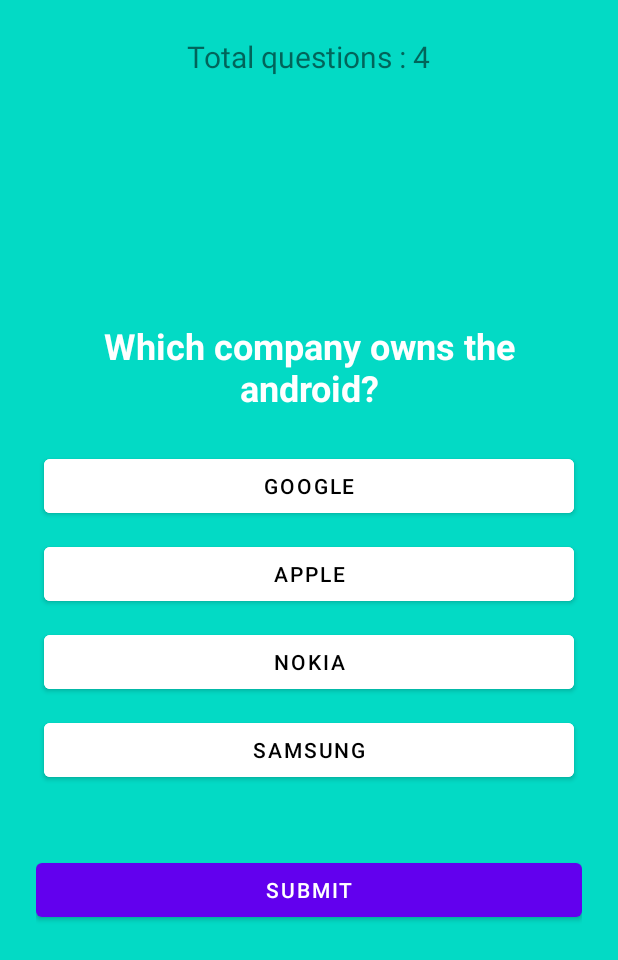
After one commit to AlbinSene/AndroidGames, an Android app: the questionnaire screen opened directly, with no data from a screen before it, on a phone screen of 412 x 824 dp. The commit adds this screen. Shown: the top 960 px of the screen. Run offline under Robolectric (Android 15) with nearby library versions, the phone set to English and light mode, and no system bars.

Commit message:
ajout premier jeu quizz manque la liaison

```diff
--- a/app/src/main/AndroidManifest.xml
+++ b/app/src/main/AndroidManifest.xml
@@ -24,7 +24,10 @@
         android:supportsRtl="true"
         android:theme="@style/Theme.WifiDirectDemo">
         <activity
-            android:name=".menu"
+            android:name=".questionnaire"
+            android:exported="false" />
+        <activity
+            android:name=".Menu"
             android:exported="false" />
         <activity
             android:name=".WifiDirectActivity"
--- a/app/src/main/java/com/example/androidgames/menu.java
+++ b/app/src/main/java/com/example/androidgames/Menu.java
@@ -4,7 +4,7 @@
 
 import android.os.Bundle;
 
-public class menu extends AppCompatActivity {
+public class Menu extends AppCompatActivity {
 
     @Override
     protected void onCreate(Bundle savedInstanceState) {
--- /dev/null
+++ b/app/src/main/java/com/example/androidgames/QuestionAnswer.java
@@ -0,0 +1,25 @@
+package com.example.androidgames;
+
+public class QuestionAnswer {
+    public static String question[] ={
+            "Which company owns the android?",
+            "Which one is not the programming language?",
+            "Where you are watching this video?",
+            "Which company owns the Apple?"
+    };
+
+    public static String choices[][] = {
+            {"Google","Apple","Nokia","Samsung"},
+            {"Java","Kotlin","Notepad","Python"},
+            {"Facebook","Whatsapp","Instagram","Youtube"},
+            {"Google","Apple","Nokia","Samsung"}
+    };
+
+    public static String correctAnswers[] = {
+            "Google",
+            "Notepad",
+            "Youtube",
+            "Apple"
+    };
+
+}
--- /dev/null
+++ b/app/src/main/java/com/example/androidgames/questionnaire.java
@@ -0,0 +1,116 @@
+package com.example.androidgames;
+
+import androidx.appcompat.app.AppCompatActivity;
+import android.app.AlertDialog;
+import android.graphics.Color;
+import android.os.Bundle;
+import android.view.View;
+import android.widget.Button;
+import android.widget.TextView;
+import android.os.Bundle;
+
+public class questionnaire extends AppCompatActivity implements View.OnClickListener{
+    TextView totalQuestionsTextView;
+    TextView questionTextView;
+    Button ansA, ansB, ansC, ansD;
+    Button submitBtn;
+
+    int score=0;
+    int totalQuestion = QuestionAnswer.question.length;
+    int currentQuestionIndex = 0;
+    String selectedAnswer = "";
+
+    @Override
+    protected void onCreate(Bundle savedInstanceState) {
+        super.onCreate(savedInstanceState);
+        setContentView(R.layout.activity_questionnaire);
+
+        totalQuestionsTextView = findViewById(R.id.total_question);
+        questionTextView = findViewById(R.id.question);
+        ansA = findViewById(R.id.ans_A);
+        ansB = findViewById(R.id.ans_B);
+        ansC = findViewById(R.id.ans_C);
+        ansD = findViewById(R.id.ans_D);
+        submitBtn = findViewById(R.id.submit_btn);
+
+        ansA.setOnClickListener(this);
+        ansB.setOnClickListener(this);
+        ansC.setOnClickListener(this);
+        ansD.setOnClickListener(this);
+        submitBtn.setOnClickListener(this);
+
+        totalQuestionsTextView.setText("Total questions : "+totalQuestion);
+
+        loadNewQuestion();
+
+
+
+
+    }
+
+    @Override
+    public void onClick(View view) {
+
+        ansA.setBackgroundColor(Color.WHITE);
+        ansB.setBackgroundColor(Color.WHITE);
+        ansC.setBackgroundColor(Color.WHITE);
+        ansD.setBackgroundColor(Color.WHITE);
+
+        Button clickedButton = (Button) view;
+        if(clickedButton.getId()==R.id.submit_btn){
+            if(selectedAnswer.equals(QuestionAnswer.correctAnswers[currentQuestionIndex])){
+                score++;
+            }
+            currentQuestionIndex++;
+            loadNewQuestion();
+
+
+        }else{
+            //choices button clicked
+            selectedAnswer  = clickedButton.getText().toString();
+            clickedButton.setBackgroundColor(Color.MAGENTA);
+
+        }
+
+    }
+
+    void loadNewQuestion(){
+
+        if(currentQuestionIndex == totalQuestion ){
+            finishQuiz();
+            return;
+        }
+
+        questionTextView.setText(QuestionAnswer.question[currentQuestionIndex]);
+        ansA.setText(QuestionAnswer.choices[currentQuestionIndex][0]);
+        ansB.setText(QuestionAnswer.choices[currentQuestionIndex][1]);
+        ansC.setText(QuestionAnswer.choices[currentQuestionIndex][2]);
+        ansD.setText(QuestionAnswer.choices[currentQuestionIndex][3]);
+
+    }
+
+    void finishQuiz(){
+        String passStatus = "";
+        if(score > totalQuestion*0.60){
+            passStatus = "Passed";
+        }else{
+            passStatus = "Failed";
+        }
+
+        new AlertDialog.Builder(this)
+                .setTitle(passStatus)
+                .setMessage("Score is "+ score+" out of "+ totalQuestion)
+                .setPositiveButton("Restart",(dialogInterface, i) -> restartQuiz() )
+                .setCancelable(false)
+                .show();
+
+
+    }
+
+    void restartQuiz(){
+        score = 0;
+        currentQuestionIndex =0;
+        loadNewQuestion();
+    }
+
+}
--- /dev/null
+++ b/app/src/main/res/layout/activity_questionnaire.xml
@@ -0,0 +1,87 @@
+<?xml version="1.0" encoding="utf-8"?>
+<RelativeLayout xmlns:android="http://schemas.android.com/apk/res/android"
+    xmlns:app="http://schemas.android.com/apk/res-auto"
+    xmlns:tools="http://schemas.android.com/tools"
+    android:layout_width="match_parent"
+    android:layout_height="match_parent"
+    android:background="@color/teal_200"
+    android:padding="24dp"
+    tools:context=".questionnaire">
+
+    <TextView
+        android:layout_width="wrap_content"
+        android:layout_height="wrap_content"
+        android:id="@+id/total_question"
+        android:text="Total Questions "
+        android:layout_centerHorizontal="true"
+        android:textSize="20dp"/>
+
+
+    <TextView
+        android:layout_width="match_parent"
+        android:layout_height="wrap_content"
+        android:id="@+id/question"
+        android:textStyle="bold"
+        android:text="This will be the question"
+        android:textColor="@color/white"
+        android:textSize="24dp"
+        android:textAlignment="center"
+        android:layout_margin="20dp"
+        android:layout_above="@id/choices_layout"/>
+
+
+    <LinearLayout
+        android:layout_width="match_parent"
+        android:layout_height="wrap_content"
+        android:id="@+id/choices_layout"
+        android:layout_centerInParent="true"
+        android:orientation="vertical">
+
+        <Button
+            android:layout_width="match_parent"
+            android:layout_height="wrap_content"
+            android:id="@+id/ans_A"
+            android:layout_margin="5dp"
+            android:backgroundTint="@color/white"
+            android:text="Ans A"
+            android:textColor="@color/black"/>
+
+        <Button
+            android:layout_width="match_parent"
+            android:layout_height="wrap_content"
+            android:id="@+id/ans_B"
+            android:layout_margin="5dp"
+            android:backgroundTint="@color/white"
+            android:text="Ans B"
+            android:textColor="@color/black"/>
+
+        <Button
+            android:layout_width="match_parent"
+            android:layout_height="wrap_content"
+            android:id="@+id/ans_C"
+            android:layout_margin="5dp"
+            android:backgroundTint="@color/white"
+            android:text="Ans C"
+            android:textColor="@color/black"/>
+        <Button
+            android:layout_width="match_parent"
+            android:layout_height="wrap_content"
+            android:id="@+id/ans_D"
+            android:layout_margin="5dp"
+            android:backgroundTint="@color/white"
+            android:text="Ans D"
+            android:textColor="@color/black"/>
+
+    </LinearLayout>
+
+    <Button
+        android:layout_width="match_parent"
+        android:layout_height="wrap_content"
+        android:id="@+id/submit_btn"
+        android:text="Submit"
+        android:layout_below="@id/choices_layout"
+        android:layout_marginTop="40dp"/>
+
+
+
+</RelativeLayout>
--- a/app/src/main/res/values-night/themes.xml
+++ b/app/src/main/res/values-night/themes.xml
@@ -1,6 +1,6 @@
 <resources xmlns:tools="http://schemas.android.com/tools">
     <!-- Base application theme. -->
-    <style name="Theme.WifiDirectDemo" parent="Theme.MaterialComponents.DayNight.DarkActionBar">
+    <style name="Theme.WifiDirectDemo" parent="Theme.MaterialComponents.DayNight.NoActionBar">
         <!-- Primary brand color. -->
         <item name="colorPrimary">@color/purple_200</item>
         <item name="colorPrimaryVariant">@color/purple_700</item>
--- a/app/src/main/res/values/themes.xml
+++ b/app/src/main/res/values/themes.xml
@@ -1,6 +1,6 @@
 <resources xmlns:tools="http://schemas.android.com/tools">
     <!-- Base application theme. -->
-    <style name="Theme.WifiDirectDemo" parent="Theme.MaterialComponents.DayNight.DarkActionBar">
+    <style name="Theme.WifiDirectDemo" parent="Theme.MaterialComponents.DayNight.NoActionBar">
         <!-- Primary brand color. -->
         <item name="colorPrimary">@color/purple_500</item>
         <item name="colorPrimaryVariant">@color/purple_700</item>
```
